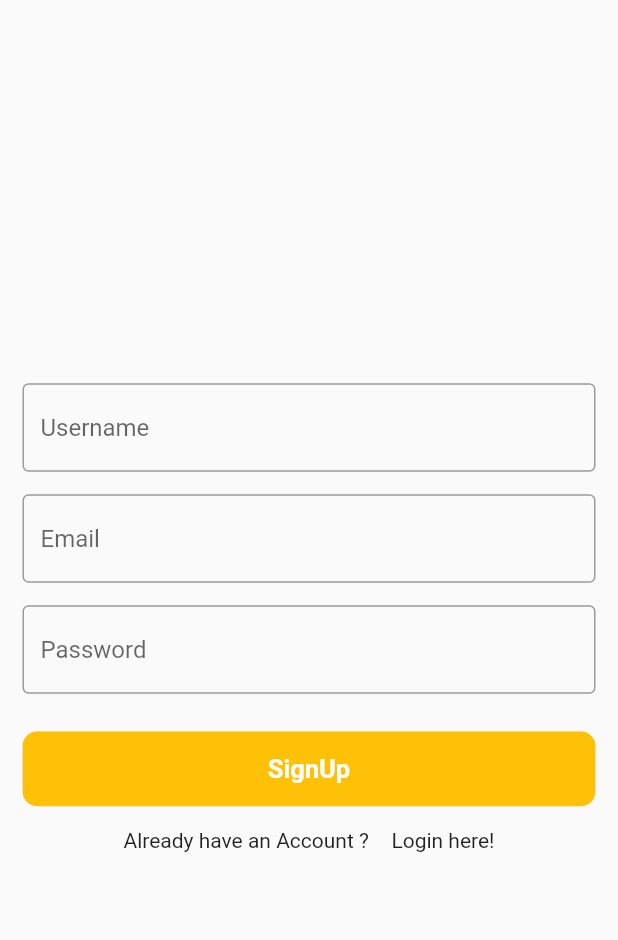
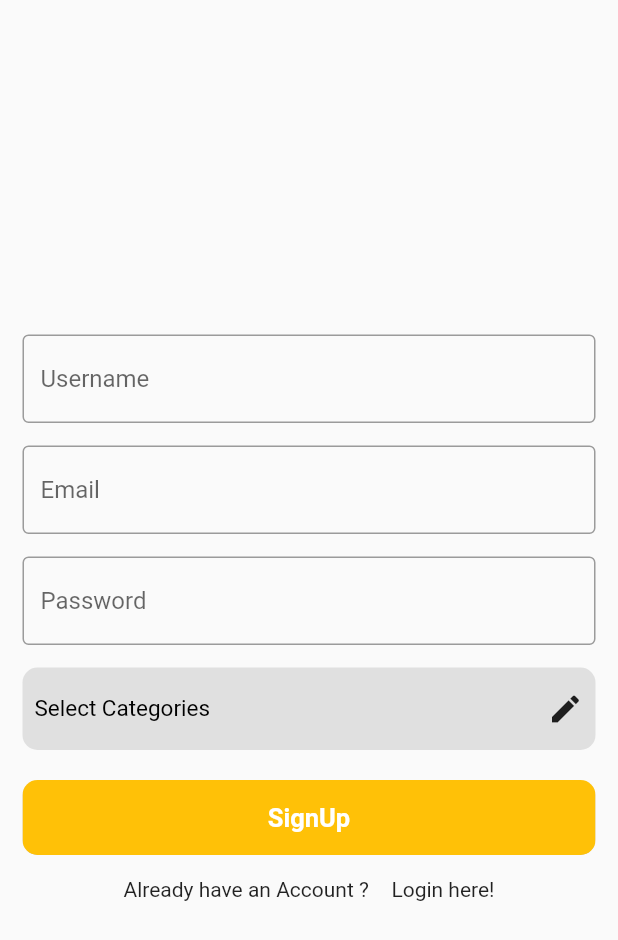
Before and after one commit to jahidul96/blog_app_fb, a Flutter app: the screen it shows after launch, after a tap on "SignUp", on a phone screen of 412 x 824 dp. Shown: the top 940 px of the screen. Run offline on Flutter 3.47's test engine with Material 2 defaults, Android fonts, the phone set to English and light mode, and no system bars; our stand-ins replace cloud_firestore, firebase_auth, firebase_core, image_picker; accounts and stored records are empty; network calls fail.

Commit message:
some issue solved!!

```diff
--- a/lib/screens/auth/auth_page.dart
+++ b/lib/screens/auth/auth_page.dart
@@ -16,8 +16,9 @@ class AuthPage extends StatelessWidget {
         builder: (context, snapshot) {
           if (snapshot.hasData) {
             return HomeScreen();
+          } else {
+            return RegisterScreen();
           }
-          return RegisterScreen();
         },
       ),
     );
--- a/lib/screens/auth/register.dart
+++ b/lib/screens/auth/register.dart
@@ -1,6 +1,7 @@
 // ignore_for_file: prefer_const_constructors, prefer_const_literals_to_create_immutables
 
 import 'package:blog_app_fb/screens/auth/login.dart';
+import 'package:blog_app_fb/utils/needed_data.dart';
 import 'package:cloud_firestore/cloud_firestore.dart';
 import 'package:firebase_auth/firebase_auth.dart';
 import 'package:flutter/material.dart';
@@ -18,10 +19,49 @@ class RegisterScreen extends StatefulWidget {
 class _RegisterScreenState extends State<RegisterScreen> {
   final _formKey = GlobalKey<FormState>();
 
+  // initialized category
+  String categorie = "";
+
   final emailController = TextEditingController();
   final passwordController = TextEditingController();
   final usernameController = TextEditingController();
 
+  // selectCategories func
+  Future selectCategories() {
+    return showDialog(
+        context: context,
+        builder: (context) {
+          return AlertDialog(
+            content: Container(
+                width: double.infinity,
+                height: 400,
+                child: Column(
+                  crossAxisAlignment: CrossAxisAlignment.center,
+                  mainAxisAlignment: MainAxisAlignment.center,
+                  children: AppNeededData.categories.map((category) {
+                    return GestureDetector(
+                      onTap: () {
+                        setState(() {
+                          categorie = category;
+                        });
+                        Navigator.pop(context);
+                      },
+                      child: Container(
+                        height: 45,
+                        width: double.infinity,
+                        alignment: Alignment.center,
+                        color: Colors.grey.shade300,
+                        margin: EdgeInsets.only(bottom: 6),
+                        child: Text(category),
+                      ),
+                    );
+                  }).toList(),
+                )),
+          );
+        });
+  }
+
+// signin func
   Future signIn() async {
     try {
       final credential = await FirebaseAuth.instance
@@ -32,6 +72,9 @@ class _RegisterScreenState extends State<RegisterScreen> {
         "username": usernameController.text,
         "email": emailController.text,
         "uid": credential.user!.uid,
+        "categorie": categorie,
+        "profilePic": "",
+        "createdAt": DateTime.now(),
       };
 
       if (credential.user != null) {
@@ -81,7 +124,34 @@ class _RegisterScreenState extends State<RegisterScreen> {
                 hintText: "Password",
               ),
             ),
-            SizedBox(height: 25),
+            // select categories
+            GestureDetector(
+              onTap: selectCategories,
+              child: Container(
+                margin: EdgeInsets.only(top: 15, bottom: 20),
+                height: 55,
+                decoration: BoxDecoration(
+                  borderRadius: BorderRadius.circular(10),
+                  color: Colors.grey.shade300,
+                ),
+                padding: EdgeInsets.only(left: 8, right: 8),
+                child: Row(
+                  mainAxisAlignment: MainAxisAlignment.spaceBetween,
+                  children: [
+                    Text(
+                      categorie.isNotEmpty ? categorie : "Select Categories",
+                      style: TextStyle(color: Colors.black, fontSize: 15),
+                    ),
+
+                    // check button
+                    categorie.isNotEmpty
+                        ? Icon(Icons.check)
+                        : Icon(Icons.create),
+                  ],
+                ),
+              ),
+            ),
+
             SizedBox(
               height: 50,
               width: double.infinity,
--- a/lib/screens/blog_related/post_a_blog.dart
+++ b/lib/screens/blog_related/post_a_blog.dart
@@ -13,6 +13,7 @@ import 'package:flutter/services.dart';
 import 'package:flutter/src/widgets/container.dart';
 import 'package:flutter/src/widgets/framework.dart';
 import 'package:image_picker/image_picker.dart';
+import 'package:path/path.dart' as p;
 
 class PostBlogScreen extends StatefulWidget {
   const PostBlogScreen({super.key});
@@ -39,6 +40,7 @@ class _PostBlogScreenState extends State<PostBlogScreen> {
       final img = await ImagePicker().pickImage(source: ImageSource.gallery);
       if (img == null) return;
       final tempImg = File(img.path);
+
       setState(() {
         _image = tempImg;
       });
--- a/lib/utils/needed_data.dart
+++ b/lib/utils/needed_data.dart
@@ -6,7 +6,7 @@ class AppNeededData {
   static final List<String> categories = [
     "Sport",
     "News",
-    "Proggraminng",
+    "Proggraming",
     "Enterteinment",
     "Others",
   ];
```
